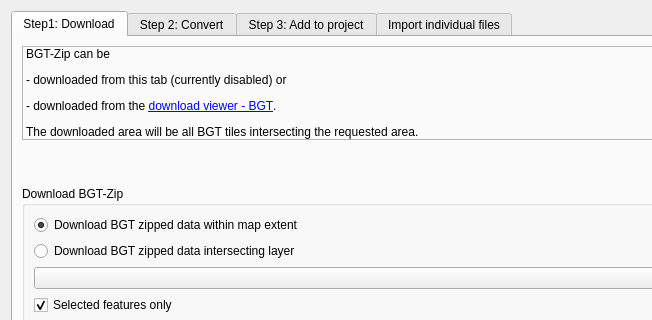
Old version of the form bgt_import_dialog_base.ui in the repository MarcoDuiker/QGIS_BGT_Import; both pictures show x 0 to 652 and y 0 to 320 of the 795 by 579 pixel window.
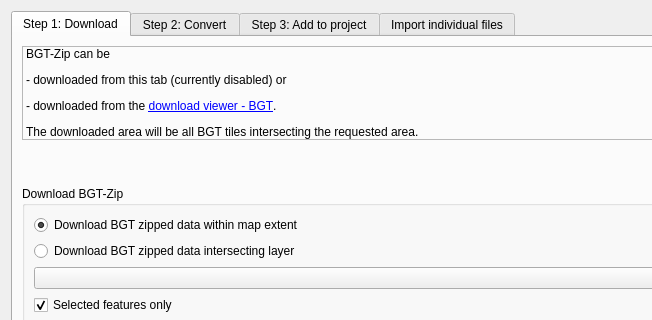
New version of the form. Custom widgets are drawn as their Qt base class.

What changed in the file:
```diff
--- a/bgt_import_dialog_base.ui
+++ b/bgt_import_dialog_base.ui
@@ -33,7 +33,7 @@
      </property>
      <widget class="QWidget" name="tab_1">
       <attribute name="title">
-       <string>Step1: Download</string>
+       <string>Step 1: Download</string>
       </attribute>
       <layout class="QVBoxLayout" name="verticalLayout_7">
        <item>
```
